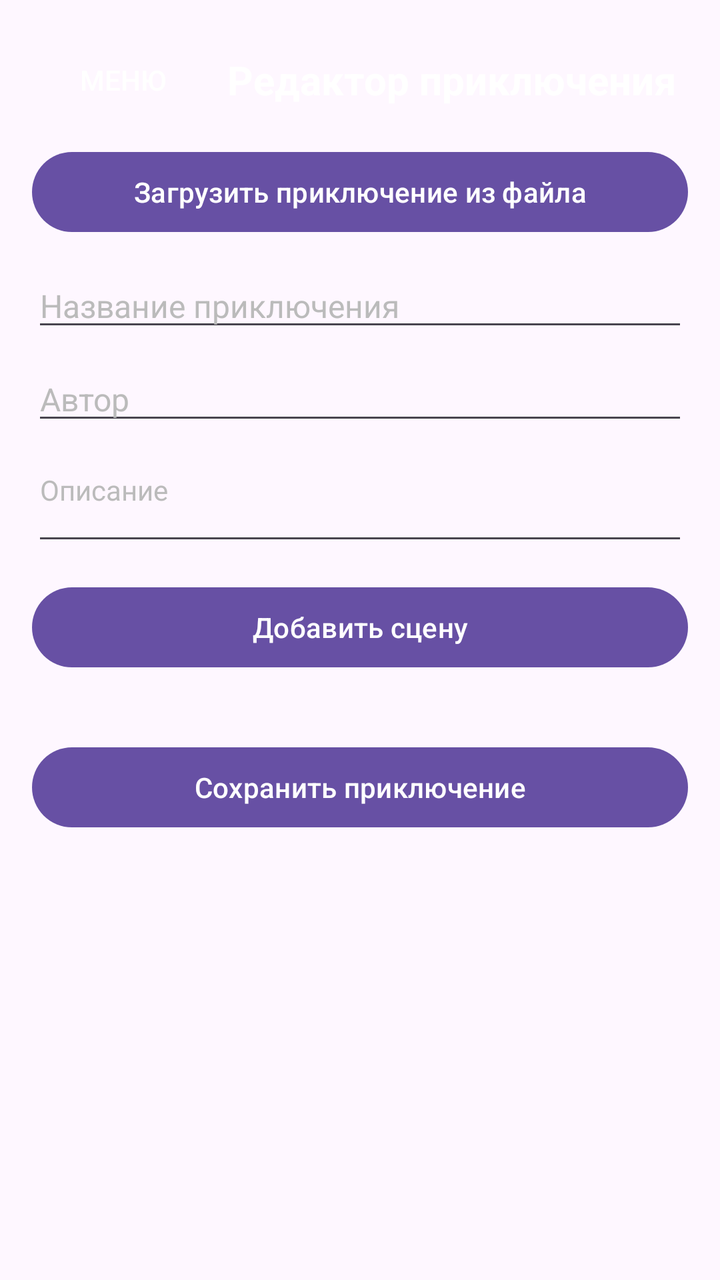
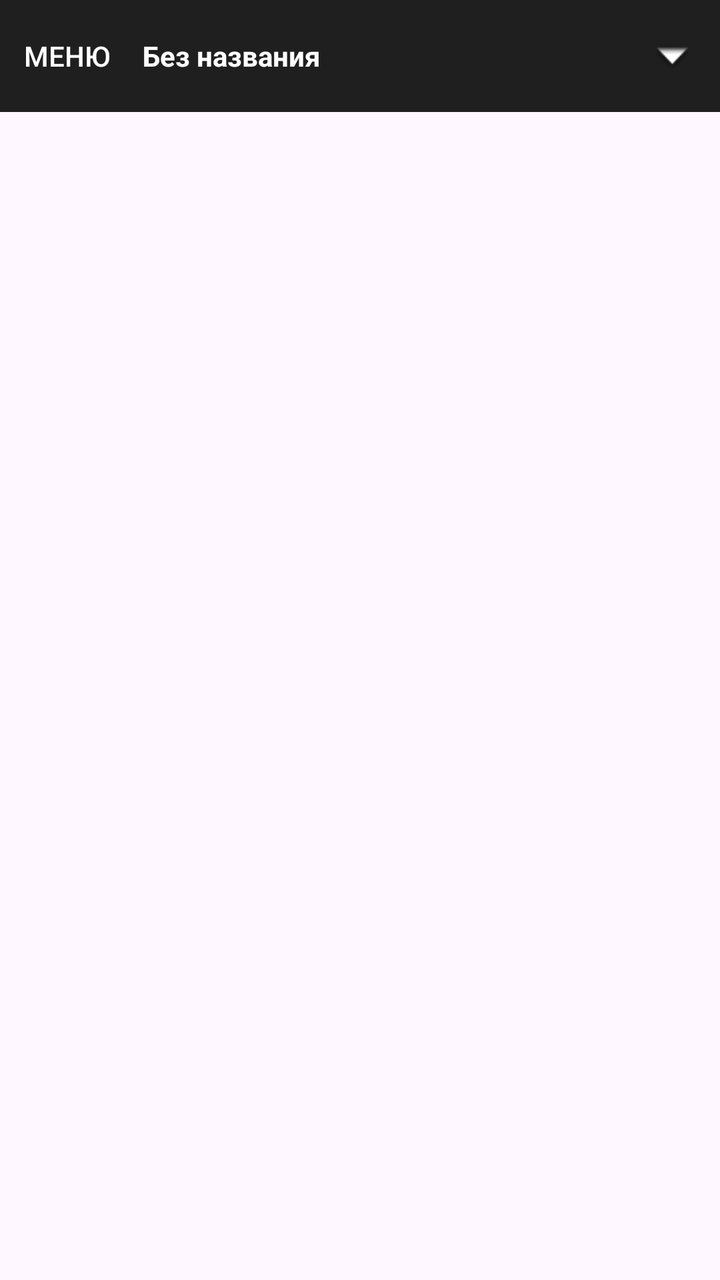

Two renders of the same Android screen: before a commit and after it. Below are the layout's source before the change and the commit's diff.
<!-- AndroidManifest.xml: application theme Theme.Adventure -->
<!-- res/layout/fragment_adventure_editor.xml -->
<?xml version="1.0" encoding="utf-8"?>
<LinearLayout xmlns:android="http://schemas.android.com/apk/res/android"
    android:layout_width="match_parent"
    android:layout_height="match_parent"
    android:orientation="vertical"
    android:padding="16dp">

    
    <LinearLayout
        android:layout_width="match_parent"
        android:layout_height="wrap_content"
        android:orientation="horizontal"
        android:gravity="center_vertical"
        android:layout_marginBottom="8dp">

        <Button
            android:id="@+id/btn_menu"
            android:layout_width="wrap_content"
            android:layout_height="wrap_content"
            android:text="Меню"
            android:textColor="#FFFFFF"
            style="?android:attr/borderlessButtonStyle" />

        <TextView
            android:layout_width="0dp"
            android:layout_height="wrap_content"
            android:layout_weight="1"
            android:text="Редактор приключения"
            android:textSize="20sp"
            android:textStyle="bold"
            android:textColor="#FFFFFF"
            android:gravity="center" />
    </LinearLayout>

    
    <ScrollView
        android:layout_width="match_parent"
        android:layout_height="0dp"
        android:layout_weight="1">

        <LinearLayout
            android:layout_width="match_parent"
            android:layout_height="wrap_content"
            android:orientation="vertical">

            
            <Button
                android:id="@+id/btn_load"
                android:layout_width="match_parent"
                android:layout_height="wrap_content"
                android:text="Загрузить приключение из файла"
                android:textColor="#FFFFFF"
                android:layout_marginBottom="12dp" />

            
            <EditText
                android:id="@+id/et_title"
                android:layout_width="match_parent"
                android:layout_height="wrap_content"
                android:hint="Название приключения"
                android:textColor="#FFFFFF"
                android:textColorHint="#BBBBBB"
                android:textSize="16sp"
                android:layout_marginBottom="8dp" />

            
            <EditText
                android:id="@+id/et_author"
                android:layout_width="match_parent"
                android:layout_height="wrap_content"
                android:hint="Автор"
                android:textColor="#FFFFFF"
                android:textColorHint="#BBBBBB"
                android:textSize="16sp"
                android:layout_marginBottom="8dp" />

            
            <EditText
                android:id="@+id/et_description"
                android:layout_width="match_parent"
                android:layout_height="wrap_content"
                android:hint="Описание"
                android:textColor="#FFFFFF"
                android:textColorHint="#BBBBBB"
                android:minLines="2"
                android:gravity="top"
                android:textSize="14sp"
                android:layout_marginBottom="12dp" />

            
            <androidx.recyclerview.widget.RecyclerView
                android:id="@+id/rv_scenes"
                android:layout_width="match_parent"
                android:layout_height="wrap_content"
                android:nestedScrollingEnabled="false" />

            
            <Button
                android:id="@+id/btn_add_scene"
                android:layout_width="match_parent"
                android:layout_height="wrap_content"
                android:text="Добавить сцену"
                android:textColor="#FFFFFF"
                android:layout_marginBottom="8dp" />

            
            <Button
                android:id="@+id/btn_save"
                android:layout_width="match_parent"
                android:layout_height="wrap_content"
                android:text="Сохранить приключение"
                android:textColor="#FFFFFF"
                android:layout_marginTop="24dp"
                android:layout_marginBottom="32dp" />

        </LinearLayout>
    </ScrollView>

</LinearLayout>
<!-- resources referenced by this layout -->
<resources>
  <style name="Theme.Adventure" parent="Base.Theme.Adventure" />
  <style name="Base.Theme.Adventure" parent="Theme.Material3.DayNight.NoActionBar">
          
          
      </style>
</resources>

<!-- the commit's change to res/layout/fragment_adventure_editor.xml (unified diff, before → after) -->
@@ -2,8 +2,7 @@
 <LinearLayout xmlns:android="http://schemas.android.com/apk/res/android"
     android:layout_width="match_parent"
     android:layout_height="match_parent"
-    android:orientation="vertical"
-    android:padding="16dp">
+    android:orientation="vertical">
 
     
     <LinearLayout
@@ -11,7 +10,11 @@
         android:layout_height="wrap_content"
         android:orientation="horizontal"
         android:gravity="center_vertical"
-        android:layout_marginBottom="8dp">
+        android:paddingStart="4dp"
+        android:paddingEnd="4dp"
+        android:paddingTop="8dp"
+        android:paddingBottom="8dp"
+        android:background="#1F1F1F">
 
         <Button
             android:id="@+id/btn_menu"
@@ -19,99 +22,183 @@
             android:layout_height="wrap_content"
             android:text="Меню"
             android:textColor="#FFFFFF"
-            style="?android:attr/borderlessButtonStyle" />
+            style="?android:attr/borderlessButtonStyle"
+            android:minWidth="0dp"
+            android:minHeight="0dp"
+            android:paddingStart="8dp"
+            android:paddingEnd="8dp" />
 
         <TextView
+            android:id="@+id/tv_adventure_title"
             android:layout_width="0dp"
             android:layout_height="wrap_content"
             android:layout_weight="1"
-            android:text="Редактор приключения"
-            android:textSize="20sp"
+            android:text="Без названия"
+            android:textSize="14sp"
             android:textStyle="bold"
             android:textColor="#FFFFFF"
-            android:gravity="center" />
+            android:maxLines="1"
+            android:ellipsize="end"
+            android:layout_marginStart="8dp"
+            android:layout_marginEnd="8dp" />
+
+        <TextView
+            android:id="@+id/tv_save_status"
+            android:layout_width="wrap_content"
+            android:layout_height="wrap_content"
+            android:text=""
+            android:textSize="11sp"
+            android:textColor="#9E9E9E" />
+
+        <ImageButton
+            android:id="@+id/btn_toggle_menu"
+            android:layout_width="40dp"
+            android:layout_height="40dp"
+            android:background="?android:attr/selectableItemBackgroundBorderless"
+            android:src="@android:drawable/arrow_down_float"
+            android:contentDescription="Свернуть/развернуть меню" />
     </LinearLayout>
+
+    
+    <HorizontalScrollView
+        android:id="@+id/menu_actions"
+        android:layout_width="match_parent"
+        android:layout_height="wrap_content"
+        android:background="#2A2A2A"
+        android:visibility="gone"
+        android:scrollbars="none">
+
+        <LinearLayout
+            android:layout_width="wrap_content"
+            android:layout_height="wrap_content"
+            android:orientation="horizontal"
+            android:paddingStart="4dp"
+            android:paddingEnd="4dp"
+            android:paddingTop="4dp"
+            android:paddingBottom="4dp"
+            android:gravity="center_vertical">
+
+            <Button
+                android:id="@+id/btn_undo"
+                android:layout_width="wrap_content"
+                android:layout_height="wrap_content"
+                android:text="↶"
+                android:textSize="20sp"
+                android:textColor="#FFFFFF"
+                style="?android:attr/borderlessButtonStyle"
+                android:minWidth="48dp" />
+
+            <Button
+                android:id="@+id/btn_redo"
+                android:layout_width="wrap_content"
+                android:layout_height="wrap_content"
+                android:text="↷"
+                android:textSize="20sp"
+                android:textColor="#FFFFFF"
+                style="?android:attr/borderlessButtonStyle"
+                android:minWidth="48dp" />
+
+            <View
+                android:layout_width="1dp"
+                android:layout_height="24dp"
+                android:background="#444444"
+                android:layout_marginStart="4dp"
+                android:layout_marginEnd="4dp" />
+
+            <Button
+                android:id="@+id/btn_add_scene"
+                android:layout_width="wrap_content"
+                android:layout_height="wrap_content"
+                android:text="+ Сцена"
+                android:textColor="#FFFFFF"
+                style="?android:attr/borderlessButtonStyle"
+                android:textSize="13sp" />
+
+            <Button
+                android:id="@+id/btn_save"
+                android:layout_width="wrap_content"
+                android:layout_height="wrap_content"
+                android:text="Сохранить"
+                android:textColor="#FFFFFF"
+                style="?android:attr/borderlessButtonStyle"
+                android:textSize="13sp" />
+
+            <Button
+                android:id="@+id/btn_load"
+                android:layout_width="wrap_content"
+                android:layout_height="wrap_content"
+                android:text="Загрузить"
+                android:textColor="#FFFFFF"
+                style="?android:attr/borderlessButtonStyle"
+                android:textSize="13sp" />
+
+            <Button
+                android:id="@+id/btn_edit_meta"
+                android:layout_width="wrap_content"
+                android:layout_height="wrap_content"
+                android:text="Название"
+                android:textColor="#FFFFFF"
+                style="?android:attr/borderlessButtonStyle"
+                android:textSize="13sp" />
+
+            <Button
+                android:id="@+id/btn_validate"
+                android:layout_width="wrap_content"
+                android:layout_height="wrap_content"
+                android:text="Проверить"
+                android:textColor="#FFFFFF"
+                style="?android:attr/borderlessButtonStyle"
+                android:textSize="13sp" />
+
+            <Button
+                android:id="@+id/btn_search"
+                android:layout_width="wrap_content"
+                android:layout_height="wrap_content"
+                android:text="Поиск"
+                android:textColor="#FFFFFF"
+                style="?android:attr/borderlessButtonStyle"
+                android:textSize="13sp" />
+
+            <Button
+                android:id="@+id/btn_stats"
+                android:layout_width="wrap_content"
+                android:layout_height="wrap_content"
+                android:text="Статистика"
+                android:textColor="#FFFFFF"
+                style="?android:attr/borderlessButtonStyle"
+                android:textSize="13sp" />
+        </LinearLayout>
+    </HorizontalScrollView>
 
     
     <ScrollView
+        android:id="@+id/scroll_view"
         android:layout_width="match_parent"
         android:layout_height="0dp"
-        android:layout_weight="1">
+        android:layout_weight="1"
+        android:padding="16dp">
 
         <LinearLayout
             android:layout_width="match_parent"
             android:layout_height="wrap_content"
             android:orientation="vertical">
 
-            
-            <Button
-                android:id="@+id/btn_load"
-                android:layout_width="match_parent"
-                android:layout_height="wrap_content"
-                android:text="Загрузить приключение из файла"
-                android:textColor="#FFFFFF"
-                android:layout_marginBottom="12dp" />
-
-            
-            <EditText
-                android:id="@+id/et_title"
-                android:layout_width="match_parent"
-                android:layout_height="wrap_content"
-                android:hint="Название приключения"
-                android:textColor="#FFFFFF"
-                android:textColorHint="#BBBBBB"
-                android:textSize="16sp"
-                android:layout_marginBottom="8dp" />
-
-            
-            <EditText
-                android:id="@+id/et_author"
-                android:layout_width="match_parent"
-                android:layout_height="wrap_content"
-                android:hint="Автор"
-                android:textColor="#FFFFFF"
-                android:textColorHint="#BBBBBB"
-                android:textSize="16sp"
-                android:layout_marginBottom="8dp" />
-
-            
-            <EditText
-                android:id="@+id/et_description"
-                android:layout_width="match_parent"
-                android:layout_height="wrap_content"
-                android:hint="Описание"
-                android:textColor="#FFFFFF"
-                android:textColorHint="#BBBBBB"
-                android:minLines="2"
-                android:gravity="top"
-                android:textSize="14sp"
-                android:layout_marginBottom="12dp" />
-
-            
             <androidx.recyclerview.widget.RecyclerView
                 android:id="@+id/rv_scenes"
                 android:layout_width="match_parent"
                 android:layout_height="wrap_content"
                 android:nestedScrollingEnabled="false" />
 
-            
-            <Button
-                android:id="@+id/btn_add_scene"
+            <TextView
+                android:id="@+id/tv_empty_hint"
                 android:layout_width="match_parent"
                 android:layout_height="wrap_content"
-                android:text="Добавить сцену"
-                android:textColor="#FFFFFF"
-                android:layout_marginBottom="8dp" />
-
-            
-            <Button
-                android:id="@+id/btn_save"
-                android:layout_width="match_parent"
-                android:layout_height="wrap_content"
-                android:text="Сохранить приключение"
-                android:textColor="#FFFFFF"
-                android:layout_marginTop="24dp"
-                android:layout_marginBottom="32dp" />
+                android:text="Пока нет сцен. Нажмите «+ Сцена» в меню вверху."
+                android:textColor="#9E9E9E"
+                android:textSize="14sp"
+                android:gravity="center"
+                android:padding="32dp"
+                android:visibility="gone" />
 
         </LinearLayout>
     </ScrollView>
